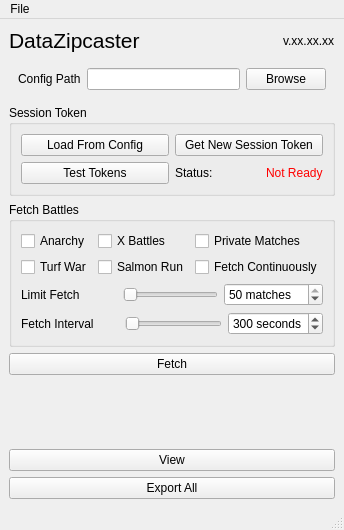
Qt form data_zipcaster/gui/ui/main.ui (cesaregarza/DataZipcaster) before a commit.
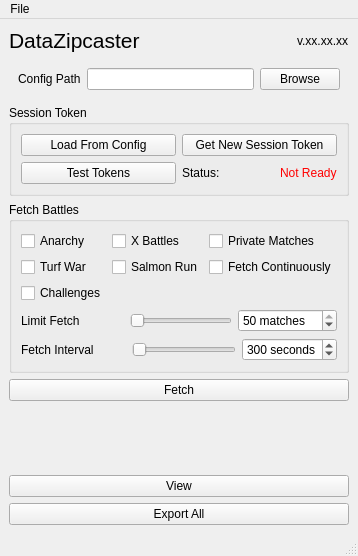
The same form after that commit.

Commit message: Fetch button-checkmark logic

Diff of the .ui file:
```diff
--- a/data_zipcaster/gui/ui/main.ui
+++ b/data_zipcaster/gui/ui/main.ui
@@ -75,7 +75,7 @@
          </property>
         </widget>
        </item>
-       <item row="2" column="0" colspan="3">
+       <item row="3" column="0" colspan="3">
         <layout class="QHBoxLayout" name="limit_group">
          <item>
           <widget class="QLabel" name="limit_label">
@@ -121,7 +121,7 @@
          </item>
         </layout>
        </item>
-       <item row="3" column="0" colspan="3">
+       <item row="4" column="0" colspan="3">
         <layout class="QHBoxLayout" name="interval_group">
          <item>
           <widget class="QLabel" name="interval_label">
@@ -167,6 +167,13 @@
          </item>
         </layout>
        </item>
+       <item row="2" column="0">
+        <widget class="QCheckBox" name="challenge_check">
+         <property name="text">
+          <string>Challenges</string>
+         </property>
+        </widget>
+       </item>
       </layout>
      </widget>
     </item>
```
Left out of the diff: 26 changed lines with no effect on the pictures. The commit also changes 1 other file.
